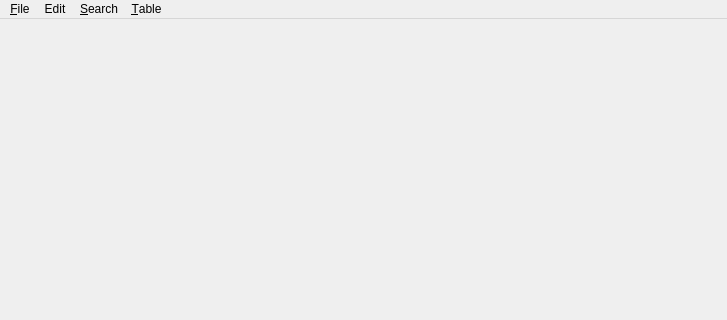
Before: the Qt Designer form lib/clevic/ui/browser.ui in djellemah/clevic, drawn with Qt 5; both pictures show x 0 to 727 and y 0 to 320 of the 727 by 740 pixel window.
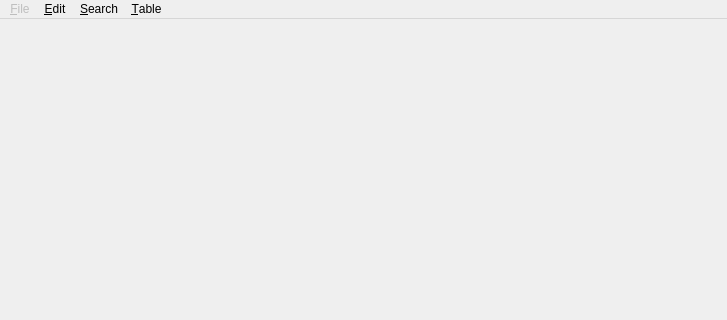
After: the same form once the commit is applied. Icons and pictures are not drawn.

Diff of the .ui file:
```diff
--- a/lib/clevic/ui/browser.ui
+++ b/lib/clevic/ui/browser.ui
@@ -22,10 +22,13 @@
      <x>0</x>
      <y>0</y>
      <width>727</width>
-     <height>28</height>
+     <height>31</height>
     </rect>
    </property>
    <widget class="QMenu" name="menu_file" >
+    <property name="enabled" >
+     <bool>false</bool>
+    </property>
     <property name="title" >
      <string>&amp;File</string>
     </property>
@@ -36,7 +39,7 @@
    </widget>
    <widget class="QMenu" name="menu_edit" >
     <property name="title" >
-     <string>Edit</string>
+     <string>&amp;Edit</string>
     </property>
     <addaction name="action_cut" />
     <addaction name="action_copy" />
```
Left out of the diff: 95 changed lines with no effect on the pictures.
